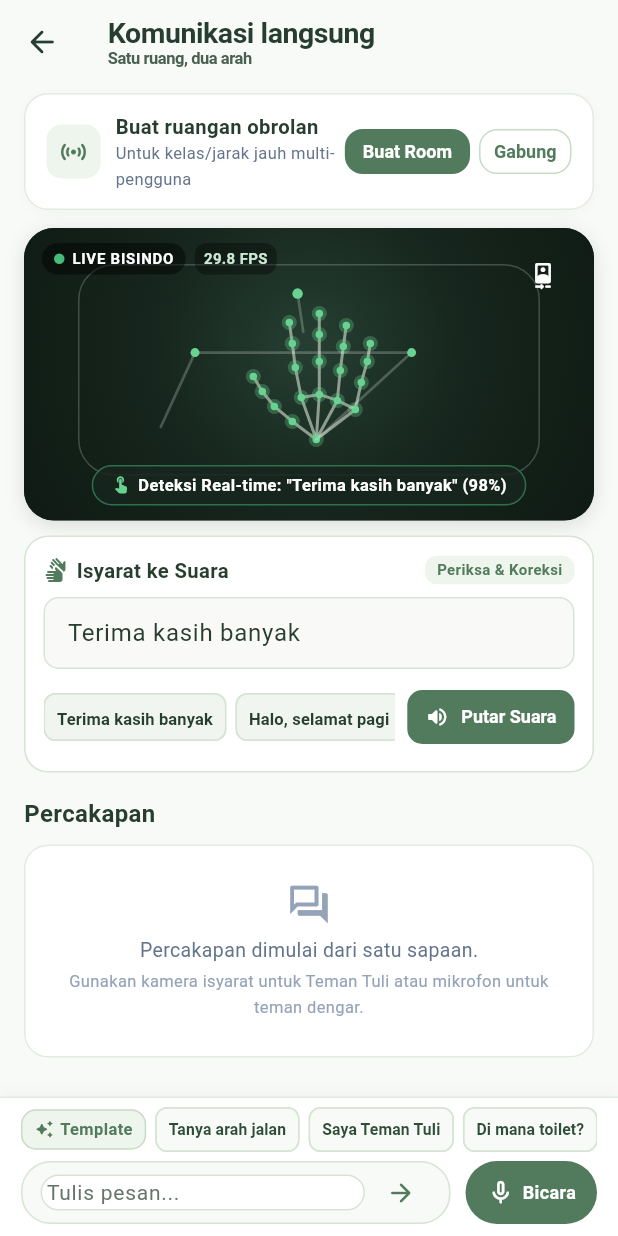
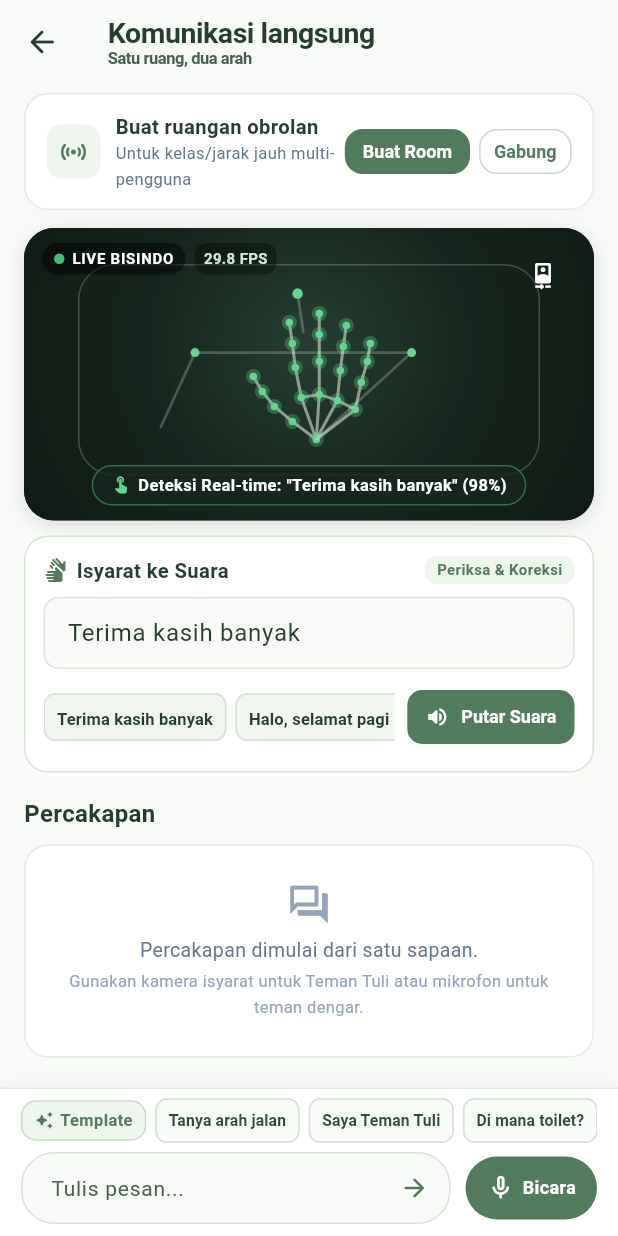
Before and after one commit to JonathanA-P/taut, a Flutter app: the CommunicationHubScreen screen opened by its route, on a phone screen of 412 x 824 dp. Run offline on Flutter 3.47's test engine with Material 3 defaults, Android fonts, the phone set to English and light mode, and no system bars; our stand-ins replace flutter_tts, qr_flutter, speech_to_text, supabase_flutter; accounts and stored records are empty.

Commit message:
fix(communication): unify manual input styling and eliminate nested borders

```diff
--- a/lib/features/communication/presentation/communication_hub_screen.dart
+++ b/lib/features/communication/presentation/communication_hub_screen.dart
@@ -2120,37 +2120,39 @@ class _CommunicationHubScreenState extends State<CommunicationHubScreen>
             children: [
               // Manual Text Input Fallback (for Teman Tuli)
               Expanded(
-                child: Container(
-                  height: 42,
-                  decoration: BoxDecoration(
-                    color: const Color(0xFFF7FAF6),
-                    borderRadius: BorderRadius.circular(20),
-                    border: Border.all(color: const Color(0xFFD6E4D4)),
-                  ),
-                  child: Row(
-                    children: [
-                      const SizedBox(width: 12),
-                      Expanded(
                 child: TextField(
                   controller: _manualInputController,
-                          decoration: const InputDecoration(
+                  textInputAction: TextInputAction.send,
+                  decoration: InputDecoration(
                     hintText: 'Tulis pesan...',
-                            border: InputBorder.none,
+                    hintStyle: const TextStyle(
+                      color: AppColors.textSecondary,
+                      fontSize: 14,
+                    ),
+                    filled: true,
+                    fillColor: const Color(0xFFF7FAF6),
+                    contentPadding: const EdgeInsets.fromLTRB(16, 10, 4, 10),
                     isDense: true,
-                            contentPadding: EdgeInsets.zero,
-                          ),
-                          onSubmitted: (_) => _handleSendManual(state),
-                        ),
-                      ),
-                      IconButton(
+                    border: OutlineInputBorder(
+                      borderRadius: BorderRadius.circular(22),
+                      borderSide: const BorderSide(color: Color(0xFFD6E4D4)),
+                    ),
+                    enabledBorder: OutlineInputBorder(
+                      borderRadius: BorderRadius.circular(22),
+                      borderSide: const BorderSide(color: Color(0xFFD6E4D4)),
+                    ),
+                    focusedBorder: OutlineInputBorder(
+                      borderRadius: BorderRadius.circular(22),
+                      borderSide: const BorderSide(color: AppColors.primary, width: 1.5),
+                    ),
+                    suffixIcon: IconButton(
                       icon: const Icon(Icons.arrow_forward_rounded, color: AppColors.primary, size: 20),
                       onPressed: () => _handleSendManual(state),
                       padding: EdgeInsets.zero,
-                        constraints: const BoxConstraints(),
-                      ),
-                      const SizedBox(width: 8),
-                    ],
-                  ),
+                      constraints: const BoxConstraints(minWidth: 36, minHeight: 36),
+                    ),
+                  ),
+                  onSubmitted: (_) => _handleSendManual(state),
                 ),
               ),
               const SizedBox(width: 10),
```
Also changed, not shown: 1 other file. Lines whose indentation alone changed are shown as unchanged.
